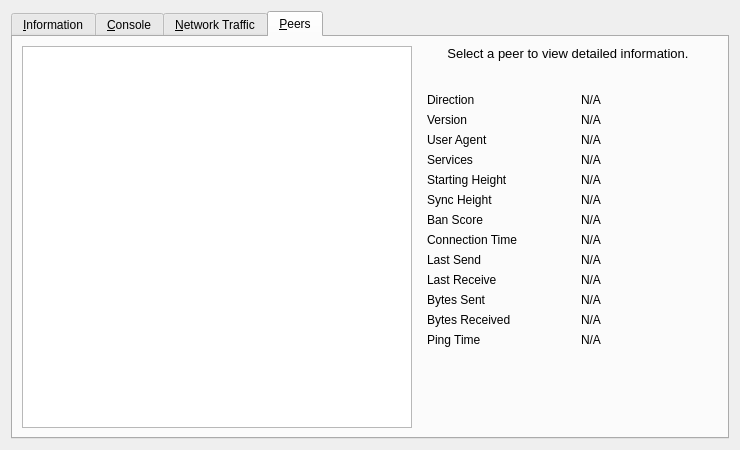
Old version of the form src/qt/forms/rpcconsole.ui in the repository Alonewolf-123/DOMO-Core.
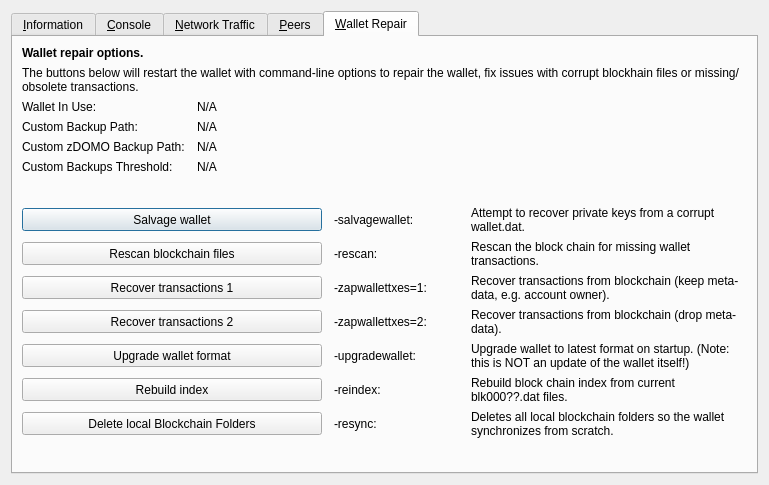
New version of the form. The open tabs and pages were chosen to show the change. Icons and pictures are not drawn. Custom widgets are drawn as their Qt base class.

What changed in the file:
```diff
--- a/src/qt/forms/rpcconsole.ui
+++ b/src/qt/forms/rpcconsole.ui
@@ -6,8 +6,8 @@
    <rect>
     <x>0</x>
     <y>0</y>
-    <width>740</width>
-    <height>450</height>
+    <width>769</width>
+    <height>485</height>
    </rect>
   </property>
   <property name="windowTitle">
@@ -687,17 +687,85 @@
       </attribute>
       <layout class="QGridLayout" name="gridLayout_2">
        <item row="0" column="0" rowspan="2">
-        <widget class="QTableView" name="peerWidget">
-         <property name="horizontalScrollBarPolicy">
-          <enum>Qt::ScrollBarAsNeeded</enum>
+        <layout class="QVBoxLayout" name="verticalLayout_101">
+         <property name="spacing">
+          <number>0</number>
          </property>
-         <property name="sortingEnabled">
-          <bool>true</bool>
-         </property>
-         <attribute name="horizontalHeaderHighlightSections">
-          <bool>false</bool>
-         </attribute>
-        </widget>
+         <item>
+          <widget class="QTableView" name="peerWidget">
+           <property name="horizontalScrollBarPolicy">
+            <enum>Qt::ScrollBarAsNeeded</enum>
+           </property>
+           <property name="sortingEnabled">
+            <bool>true</bool>
+           </property>
+           <attribute name="horizontalHeaderHighlightSections">
+            <bool>false</bool>
+           </attribute>
+          </widget>
+         </item>
+         <item>
+          <widget class="QLabel" name="banHeading">
+           <property name="sizePolicy">
+            <sizepolicy hsizetype="Preferred" vsizetype="Minimum">
+             <horstretch>0</horstretch>
+             <verstretch>0</verstretch>
+            </sizepolicy>
+           </property>
+           <property name="minimumSize">
+            <size>
+             <width>300</width>
+             <height>32</height>
+            </size>
+           </property>
+           <property name="maximumSize">
+            <size>
+             <width>16777215</width>
+             <height>32</height>
+            </size>
+           </property>
+           <property name="font">
+            <font>
+             <pointsize>12</pointsize>
+            </font>
+           </property>
+           <property name="cursor">
+            <cursorShape>IBeamCursor</cursorShape>
+           </property>
+           <property name="text">
+            <string>Banned peers</string>
+           </property>
+           <property name="alignment">
+            <set>Qt::AlignBottom|Qt::AlignLeading|Qt::AlignLeft</set>
+           </property>
+           <property name="wordWrap">
+            <bool>true</bool>
+           </property>
+           <property name="textInteractionFlags">
+            <set>Qt::NoTextInteraction</set>
+           </property>
+          </widget>
+         </item>
+         <item>
+          <widget class="QTableView" name="banlistWidget">
+           <property name="sizePolicy">
+            <sizepolicy hsizetype="Expanding" vsizetype="Expanding">
+             <horstretch>0</horstretch>
+             <verstretch>0</verstretch>
+            </sizepolicy>
+           </property>
+           <property name="horizontalScrollBarPolicy">
+            <enum>Qt::ScrollBarAsNeeded</enum>
+           </property>
+           <property name="sortingEnabled">
+            <bool>true</bool>
+           </property>
+           <attribute name="horizontalHeaderHighlightSections">
+            <bool>false</bool>
+           </attribute>
+          </widget>
+         </item>
+        </layout>
        </item>
        <item row="0" column="1">
         <widget class="QLabel" name="peerHeading">
@@ -716,6 +784,8 @@
          <property name="font">
           <font>
            <pointsize>10</pointsize>
+           <weight>75</weight>
+           <bold>true</bold>
           </font>
          </property>
          <property name="cursor">
@@ -725,7 +795,7 @@
           <string>Select a peer to view detailed information.</string>
          </property>
          <property name="alignment">
-          <set>Qt::AlignHCenter|Qt::AlignTop</set>
+          <set>Qt::AlignCenter</set>
          </property>
          <property name="wordWrap">
           <bool>true</bool>
@@ -745,13 +815,36 @@
          </property>
          <layout class="QGridLayout" name="gridLayout_3">
           <item row="0" column="0">
+           <widget class="QLabel" name="label_30">
+            <property name="text">
+             <string>Whitelisted</string>
+            </property>
+           </widget>
+          </item>
+          <item row="0" column="2">
+           <widget class="QLabel" name="peerWhitelisted">
+            <property name="cursor">
+             <cursorShape>IBeamCursor</cursorShape>
+            </property>
+            <property name="text">
+             <string>N/A</string>
+            </property>
+            <property name="textFormat">
+             <enum>Qt::PlainText</enum>
+            </property>
+            <property name="textInteractionFlags">
+             <set>Qt::LinksAccessibleByMouse|Qt::TextSelectableByKeyboard|Qt::TextSelectableByMouse</set>
+            </property>
+           </widget>
+          </item>
+          <item row="1" column="0">
            <widget class="QLabel" name="label_23">
             <property name="text">
              <string>Direction</string>
             </property>
            </widget>
           </item>
-          <item row="0" column="2">
+          <item row="1" column="2">
            <widget class="QLabel" name="peerDirection">
             <property name="cursor">
              <cursorShape>IBeamCursor</cursorShape>
@@ -767,14 +860,14 @@
             </property>
            </widget>
           </item>
-          <item row="1" column="0">
+          <item row="2" column="0">
            <widget class="QLabel" name="label_21">
             <property name="text">
-             <string>Version</string>
+             <string>Protocol</string>
             </property>
            </widget>
           </item>
-          <item row="1" column="2">
+          <item row="2" column="2">
            <widget class="QLabel" name="peerVersion">
             <property name="cursor">
              <cursorShape>IBeamCursor</cursorShape>
@@ -790,14 +883,14 @@
             </property>
            </widget>
           </item>
-          <item row="2" column="0">
+          <item row="3" column="0">
            <widget class="QLabel" name="label_28">
             <property name="text">
-             <string>User Agent</string>
+             <string>Version</string>
             </property>
            </widget>
           </item>
-          <item row="2" column="2">
+          <item row="3" column="2">
            <widget class="QLabel" name="peerSubversion">
             <property name="cursor">
              <cursorShape>IBeamCursor</cursorShape>
@@ -813,14 +906,14 @@
             </property>
            </widget>
           </item>
-          <item row="3" column="0">
+          <item row="4" column="0">
            <widget class="QLabel" name="label_4">
             <property name="text">
              <string>Services</string>
             </property>
            </widget>
           </item>
-          <item row="3" column="2">
+          <item row="4" column="2">
            <widget class="QLabel" name="peerServices">
             <property name="cursor">
              <cursorShape>IBeamCursor</cursorShape>
@@ -839,7 +932,7 @@
           <item row="5" column="0">
            <widget class="QLabel" name="label_29">
             <property name="text">
-             <string>Starting Height</string>
+             <string>Starting Block</string>
             </property>
            </widget>
           </item>
@@ -862,7 +955,7 @@
           <item row="6" column="0">
            <widget class="QLabel" name="label_27">
             <property name="text">
-             <string>Sync Height</string>
+             <string>Synced Headers</string>
             </property>
            </widget>
           </item>
@@ -883,13 +976,36 @@
            </widget>
           </item>
           <item row="7" column="0">
+           <widget class="QLabel" name="label_25">
+            <property name="text">
+             <string>Synced Blocks</string>
+            </property>
+           </widget>
+          </item>
+          <item row="7" column="2">
+           <widget class="QLabel" name="peerCommonHeight">
+            <property name="cursor">
+             <cursorShape>IBeamCursor</cursorShape>
+            </property>
+            <property name="text">
+             <string>N/A</string>
+            </property>
+            <property name="textFormat">
+             <enum>Qt::PlainText</enum>
+            </property>
+            <property name="textInteractionFlags">
+             <set>Qt::LinksAccessibleByMouse|Qt::TextSelectableByKeyboard|Qt::TextSelectableByMouse</set>
+            </property>
+           </widget>
+          </item>
+          <item row="8" column="0">
            <widget class="QLabel" name="label_24">
             <property name="text">
              <string>Ban Score</string>
             </property>
            </widget>
           </item>
-          <item row="7" column="2">
+          <item row="8" column="2">
            <widget class="QLabel" name="peerBanScore">
             <property name="cursor">
              <cursorShape>IBeamCursor</cursorShape>
@@ -905,14 +1021,14 @@
             </property>
            </widget>
           </item>
-          <item row="8" column="0">
+          <item row="9" column="0">
            <widget class="QLabel" name="label_22">
             <property name="text">
              <string>Connection Time</string>
             </property>
            </widget>
           </item>
-          <item row="8" column="2">
+          <item row="9" column="2">
            <widget class="QLabel" name="peerConnTime">
             <property name="cursor">
              <cursorShape>IBeamCursor</cursorShape>
@@ -928,14 +1044,14 @@
             </property>
            </widget>
           </item>
-          <item row="9" column="0">
+          <item row="10" column="0">
            <widget class="QLabel" name="label_15">
             <property name="text">
              <string>Last Send</string>
             </property>
            </widget>
           </item>
-          <item row="9" column="2">
+          <item row="10" column="2">
            <widget class="QLabel" name="peerLastSend">
             <property name="cursor">
              <cursorShape>IBeamCursor</cursorShape>
@@ -951,14 +1067,14 @@
             </property>
            </widget>
           </item>
-          <item row="10" column="0">
+          <item row="11" column="0">
            <widget class="QLabel" name="label_19">
             <property name="text">
              <string>Last Receive</string>
             </property>
            </widget>
           </item>
-          <item row="10" column="2">
+          <item row="11" column="2">
            <widget class="QLabel" name="peerLastRecv">
             <property name="cursor">
              <cursorShape>IBeamCursor</cursorShape>
@@ -974,14 +1090,14 @@
             </property>
            </widget>
           </item>
-          <item row="11" column="0">
+          <item row="12" column="0">
            <widget class="QLabel" name="label_18">
             <property name="text">
              <string>Bytes Sent</string>
             </property>
            </widget>
           </item>
-          <item row="11" column="2">
+          <item row="12" column="2">
            <widget class="QLabel" name="peerBytesSent">
             <property name="cursor">
              <cursorShape>IBeamCursor</cursorShape>
@@ -997,14 +1113,14 @@
             </property>
            </widget>
           </item>
-          <item row="12" column="0">
+          <item row="13" column="0">
            <widget class="QLabel" name="label_20">
             <property name="text">
              <string>Bytes Received</string>
             </property>
            </widget>
           </item>
-          <item row="12" column="2">
+          <item row="13" column="2">
            <widget class="QLabel" name="peerBytesRecv">
             <property name="cursor">
              <cursorShape>IBeamCursor</cursorShape>
@@ -1020,14 +1136,14 @@
             </property>
            </widget>
           </item>
-          <item row="13" column="0">
+          <item row="14" column="0">
            <widget class="QLabel" name="label_26">
             <property name="text">
              <string>Ping Time</string>
             </property>
            </widget>
           </item>
-          <item row="13" column="2">
+          <item row="14" column="2">
            <widget class="QLabel" name="peerPingTime">
             <property name="cursor">
              <cursorShape>IBeamCursor</cursorShape>
@@ -1043,7 +1159,56 @@
             </property>
            </widget>
           </item>
-          <item row="14" column="1">
+          <item row="15" column="0">
+           <widget class="QLabel" name="peerPingWaitLabel">
+            <property name="toolTip">
+             <string>The duration of a currently outstanding ping.</string>
+            </property>
+            <property name="text">
+             <string>Ping Wait</string>
+            </property>
+           </widget>
+          </item>
+          <item row="15" column="2">
+           <widget class="QLabel" name="peerPingWait">
+            <property name="cursor">
+             <cursorShape>IBeamCursor</cursorShape>
+            </property>
+            <property name="text">
+             <string>N/A</string>
+            </property>
+            <property name="textFormat">
+             <enum>Qt::PlainText</enum>
+            </property>
+            <property name="textInteractionFlags">
+             <set>Qt::LinksAccessibleByMouse|Qt::TextSelectableByKeyboard|Qt::TextSelectableByMouse</set>
+            </property>
+           </widget>
+          </item>
+          <item row="16" column="0">
+           <widget class="QLabel" name="label_timeoffset">
+            <property name="text">
+             <string>Time Offset</string>
+            </property>
+           </widget>
+          </item>
+          <item row="16" column="2">
+           <widget class="QLabel" name="timeoffset">
+            <property name="cursor">
+             <cursorShape>IBeamCursor</cursorShape>
+            </property>
+            <property name="text">
+             <string>N/A</string>
+            </property>
+            <property name="textFormat">
+             <enum>Qt::PlainText</enum>
+            </property>
+            <property name="textInteractionFlags">
+             <set>Qt::LinksAccessibleByMouse|Qt::TextSelectableByKeyboard|Qt::TextSelectableByMouse</set>
+            </property>
+           </widget>
+          </item>
+          <item row="17" column="1">
            <spacer name="verticalSpacer_3">
             <property name="orientation">
              <enum>Qt::Vertical</enum>
@@ -1061,6 +1226,391 @@
        </item>
       </layout>
      </widget>
+     <widget class="QWidget" name="tab_repair">
+      <attribute name="title">
+       <string>&amp;Wallet Repair</string>
+      </attribute>
+      <layout class="QGridLayout" name="gridLayout_4" columnstretch="0,0,0,0">
+       <property name="horizontalSpacing">
+        <number>12</number>
+       </property>
+       <item row="0" column="0" colspan="4">
+        <widget class="QLabel" name="label_repair_header">
+         <property name="font">
+          <font>
+           <weight>75</weight>
+           <bold>true</bold>
+          </font>
+         </property>
+         <property name="text">
+          <string>Wallet repair options.</string>
+         </property>
+        </widget>
+       </item>
+       <item row="1" column="0" colspan="4">
+        <widget class="QLabel" name="label_repair_helptext">
+         <property name="font">
+          <font>
+           <weight>50</weight>
+           <bold>false</bold>
+          </font>
+         </property>
+         <property name="text">
+          <string>The buttons below will restart the wallet with command-line options to repair the wallet, fix issues with corrupt blockhain files or missing/obsolete transactions.</string>
+         </property>
+         <property name="wordWrap">
+          <bool>true</bool>
+         </property>
+        </widget>
+       </item>
+       <item row="2" column="0">
+        <widget class="QLabel" name="wallet_path_label">
+         <property name="text">
+          <string>Wallet In Use:</string>
+         </property>
+        </widget>
+       </item>
+       <item row="2" column="1" colspan="3">
+        <widget class="QLabel" name="wallet_path">
+         <property name="cursor">
+          <cursorShape>IBeamCursor</cursorShape>
+         </property>
+         <property name="text">
+          <string>N/A</string>
+         </property>
+         <property name="textFormat">
+          <enum>Qt::PlainText</enum>
+         </property>
+         <property name="textInteractionFlags">
+          <set>Qt::LinksAccessibleByMouse|Qt::TextSelectableByKeyboard|Qt::TextSelectableByMouse</set>
+         </property>
+        </widget>
+       </item>
+       <item row="3" column="0">
+        <widget class="QLabel" name="wallet_custombackuppath_label">
+         <property name="text">
+          <string>Custom Backup Path:</string>
+         </property>
+         <property name="visible">
+          <bool>false</bool>
+         </property>
+        </widget>
+       </item>
+       <item row="3" column="1" colspan="3">
+        <widget class="QLabel" name="wallet_custombackuppath">
+         <property name="cursor">
+          <cursorShape>IBeamCursor</cursorShape>
+         </property>
+         <property name="text">
+          <string>N/A</string>
+         </property>
+         <property name="textFormat">
+          <enum>Qt::PlainText</enum>
+         </property>
+         <property name="textInteractionFlags">
+          <set>Qt::LinksAccessibleByMouse|Qt::TextSelectableByKeyboard|Qt::TextSelectableByMouse</set>
+         </property>
+         <property name="visible">
+          <bool>false</bool>
+         </property>
+        </widget>
+       </item>
+       <item row="4" column="0">
+        <widget class="QLabel" name="wallet_customzpivbackuppath_label">
+         <property name="text">
+          <string>Custom zDOMO Backup Path:</string>
+         </property>
+         <property name="visible">
+          <bool>false</bool>
+         </property>
+        </widget>
+       </item>
+       <item row="4" column="1" colspan="3">
+        <widget class="QLabel" name="wallet_customzpivbackuppath">
+         <property name="cursor">
+          <cursorShape>IBeamCursor</cursorShape>
+         </property>
+         <property name="text">
+          <string>N/A</string>
+         </property>
+         <property name="textFormat">
+          <enum>Qt::PlainText</enum>
+         </property>
+         <property name="textInteractionFlags">
+          <set>Qt::LinksAccessibleByMouse|Qt::TextSelectableByKeyboard|Qt::TextSelectableByMouse</set>
+         </property>
+         <property name="visible">
+          <bool>false</bool>
+         </property>
+        </widget>
+       </item>
+       <item row="5" column="0">
+        <widget class="QLabel" name="wallet_custombackupthreshold_label">
+         <property name="text">
+          <string>Custom Backups Threshold:</string>
+         </property>
+         <property name="visible">
+          <bool>false</bool>
+         </property>
+        </widget>
+       </item>
+       <item row="5" column="1" colspan="3">
+        <widget class="QLabel" name="wallet_custombackupthreshold">
+         <property name="cursor">
+          <cursorShape>IBeamCursor</cursorShape>
+         </property>
+         <property name="text">
+          <string>N/A</string>
+         </property>
+         <property name="textFormat">
+          <enum>Qt::PlainText</enum>
+         </property>
+         <property name="textInteractionFlags">
+          <set>Qt::LinksAccessibleByMouse|Qt::TextSelectableByKeyboard|Qt::TextSelectableByMouse</set>
+         </property>
+         <property name="visible">
+          <bool>false</bool>
+         </property>
+        </widget>
+       </item>
+       <item row="6" column="0">
+        <spacer name="verticalSpacer_repair1">
+         <property name="orientation">
+          <enum>Qt::Vertical</enum>
+         </property>
+         <property name="sizeHint" stdset="0">
+          <size>
+           <width>10</width>
+           <height>10</height>
+          </size>
+         </property>
+        </spacer>
+       </item>
+       <item row="7" column="0" colspan="2">
+        <widget class="QPushButton" name="btn_salvagewallet">
+         <property name="minimumSize">
+          <size>
+           <width>100</width>
+           <height>23</height>
+          </size>
+         </property>
+         <property name="text">
+          <string>Salvage wallet</string>
+         </property>
+        </widget>
+       </item>
+       <item row="7" column="2">
+        <widget class="QLabel" name="label_repair_salvage_command">
+         <property name="text">
+          <string notr="true">-salvagewallet:</string>
+         </property>
+        </widget>
+       </item>
+       <item row="7" column="3">
+        <widget class="QLabel" name="label_repair_salvage">
+         <property name="text">
+          <string>Attempt to recover private keys from a corrupt wallet.dat.</string>
+         </property>
+         <property name="wordWrap">
+          <bool>true</bool>
+         </property>
+        </widget>
+       </item>
+       <item row="8" column="0" colspan="2">
+        <widget class="QPushButton" name="btn_rescan">
+         <property name="minimumSize">
+          <size>
+           <width>100</width>
+           <height>23</height>
+          </size>
+         </property>
+         <property name="text">
+          <string>Rescan blockchain files</string>
+         </property>
+        </widget>
+       </item>
+       <item row="8" column="2">
+        <widget class="QLabel" name="label_repair_rescan_command">
+         <property name="text">
+          <string notr="true">-rescan:</string>
+         </property>
+        </widget>
+       </item>
+       <item row="8" column="3">
+        <widget class="QLabel" name="label_repair_rescan">
+         <property name="text">
+          <string>Rescan the block chain for missing wallet transactions.</string>
+         </property>
+         <property name="wordWrap">
+          <bool>true</bool>
+         </property>
+        </widget>
+       </item>
+       <item row="9" column="0" colspan="2">
+        <widget class="QPushButton" name="btn_zapwallettxes1">
+         <property name="minimumSize">
+          <size>
+           <width>100</width>
+           <height>23</height>
+          </size>
+         </property>
+         <property name="text">
+          <string>Recover transactions 1</string>
+         </property>
+        </widget>
+       </item>
+       <item row="9" column="2">
+        <widget class="QLabel" name="label_repair_zap1_command">
+         <property name="text">
+          <string notr="true">-zapwallettxes=1:</string>
+         </property>
+        </widget>
+       </item>
+       <item row="9" column="3">
+        <widget class="QLabel" name="label_repair_zap1">
+         <property name="text">
+          <string>Recover transactions from blockchain (keep meta-data, e.g. account owner).</string>
+         </property>
+         <property name="wordWrap">
+          <bool>true</bool>
+         </property>
+        </widget>
+       </item>
+       <item row="10" column="0" colspan="2">
+        <widget class="QPushButton" name="btn_zapwallettxes2">
+         <property name="minimumSize">
+          <size>
+           <width>100</width>
+           <height>23</height>
+          </size>
+         </property>
+         <property name="text">
+          <string>Recover transactions 2</string>
+         </property>
+        </widget>
+       </item>
+       <item row="10" column="2">
+        <widget class="QLabel" name="label_repair_zap2_command">
+         <property name="text">
+          <string notr="true">-zapwallettxes=2:</string>
+         </property>
+        </widget>
+       </item>
+       <item row="10" column="3">
+        <widget class="QLabel" name="label_repair_zap2">
+         <property name="text">
+          <string>Recover transactions from blockchain (drop meta-data).</string>
+         </property>
+         <property name="wordWrap">
+          <bool>true</bool>
+         </property>
+        </widget>
+       </item>
+       <item row="11" column="0" colspan="2">
+        <widget class="QPushButton" name="btn_upgradewallet">
+         <property name="minimumSize">
+          <size>
+           <width>100</width>
+           <height>23</height>
+          </size>
+         </property>
+         <property name="text">
+          <string>Upgrade wallet format</string>
+         </property>
+        </widget>
+       </item>
+       <item row="11" column="2">
+        <widget class="QLabel" name="label_repair_upgrade_command">
+         <property name="text">
+          <string notr="true">-upgradewallet:</string>
+         </property>
+        </widget>
+       </item>
+       <item row="11" column="3">
+        <widget class="QLabel" name="label_repair_upgrade">
+         <property name="text">
+          <string>Upgrade wallet to latest format on startup. (Note: this is NOT an update of the wallet itself!)</string>
+         </property>
+         <property name="wordWrap">
+          <bool>true</bool>
+         </property>
+        </widget>
+       </item>
+       <item row="12" column="0" colspan="2">
+        <widget class="QPushButton" name="btn_reindex">
+         <property name="minimumSize">
+          <size>
+           <width>100</width>
+           <height>23</height>
+          </size>
+         </property>
+         <property name="text">
+          <string>Rebuild index</string>
+         </property>
+        </widget>
+       </item>
+       <item row="12" column="2">
+        <widget class="QLabel" name="label_repair_reindex_command">
+         <property name="text">
+          <string notr="true">-reindex:</string>
+         </property>
+        </widget>
+       </item>
+       <item row="12" column="3">
+        <widget class="QLabel" name="label_repair_reindex">
+         <property name="text">
+          <string>Rebuild block chain index from current blk000??.dat files.</string>
+         </property>
+         <property name="wordWrap">
+          <bool>true</bool>
+         </property>
+        </widget>
+       </item>
+       <item row="13" column="0" colspan="2">
+        <widget class="QPushButton" name="btn_resync">
+         <property name="minimumSize">
+          <size>
+           <width>100</width>
+           <height>23</height>
+          </size>
+         </property>
+         <property name="text">
+          <string>Delete local Blockchain Folders</string>
+         </property>
+        </widget>
+       </item>
+       <item row="13" column="2">
+        <widget class="QLabel" name="label_repair_resync_command">
+         <property name="text">
+          <string>-resync:</string>
+         </property>
+        </widget>
+       </item>
+       <item row="13" column="3">
+        <widget class="QLabel" name="label_repair_resync">
+         <property name="text">
+          <string>Deletes all local blockchain folders so the wallet synchronizes from scratch.</string>
+         </property>
+         <property name="wordWrap">
+          <bool>true</bool>
+         </property>
+        </widget>
+       </item>
+       <item row="14" column="0">
+        <spacer name="verticalSpacer_repair2">
+         <property name="orientation">
+          <enum>Qt::Vertical</enum>
+         </property>
+         <property name="sizeHint" stdset="0">
+          <size>
+           <width>20</width>
+           <height>10</height>
+          </size>
+         </property>
+        </spacer>
+       </item>
+      </layout>
+     </widget>
     </widget>
    </item>
   </layout>
```
Left out of the diff: 120 changed lines with no effect on the pictures.
